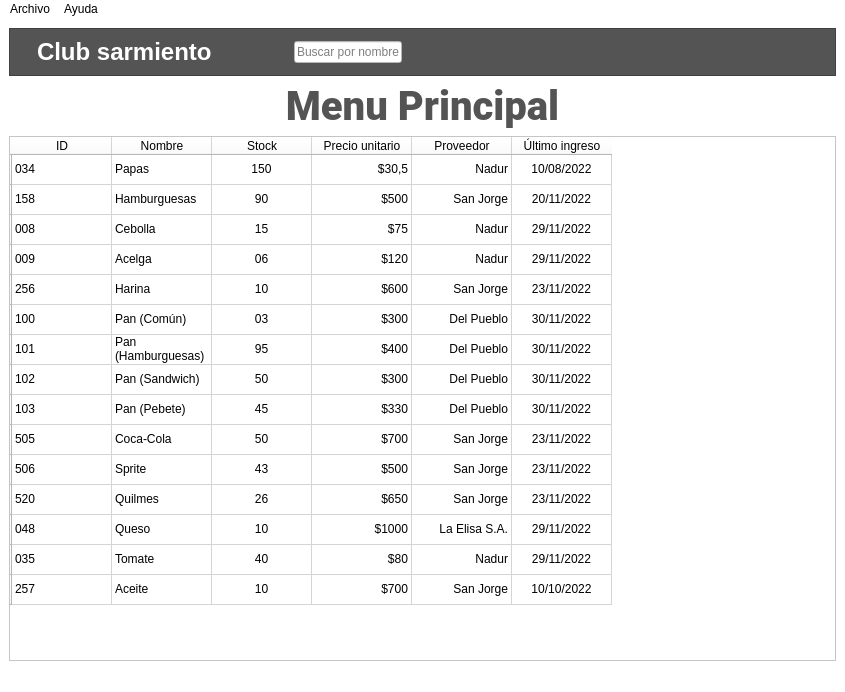
Above: windows/main.ui from HitomiD/Proyecto-Desarrollo before the change. Below: the same form after it.
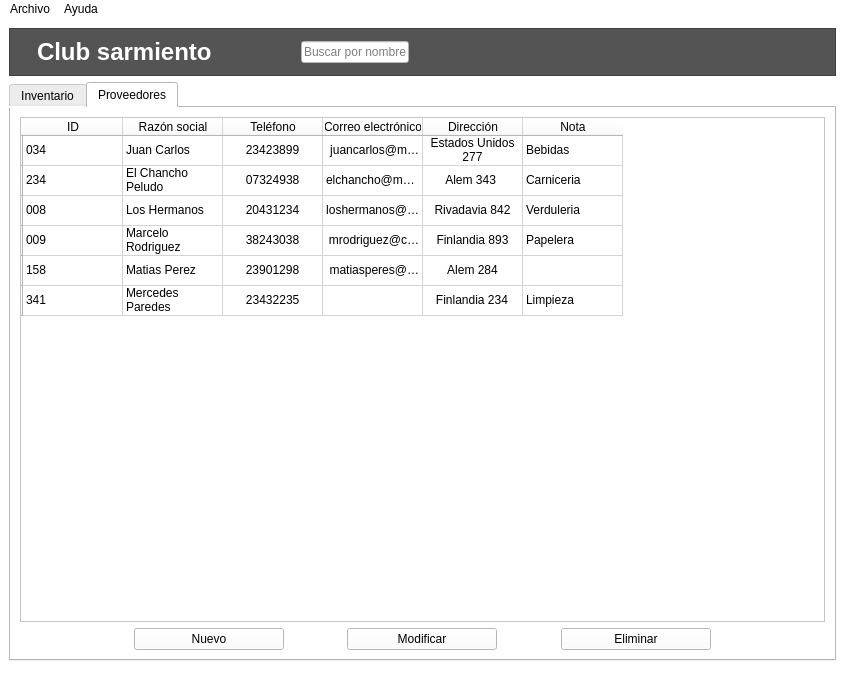
That is the form after the change. Icons and pictures are not drawn.

Commit message: Implementada pantalla principal (no funcional)

Patch:
```diff
--- a/windows/main.ui
+++ b/windows/main.ui
@@ -34,7 +34,7 @@
         </property>
         <layout class="QHBoxLayout" name="horizontalLayout_2">
          <item>
-          <widget class="QLabel" name="label_2">
+          <widget class="QLabel" name="escudoClub">
            <property name="maximumSize">
             <size>
              <width>70</width>
@@ -67,29 +67,12 @@
           </widget>
          </item>
          <item>
-          <widget class="QLabel" name="label_4">
+          <widget class="QLabel" name="tituloTab">
            <property name="text">
             <string>&lt;html&gt;&lt;head/&gt;&lt;body&gt;&lt;p&gt;&lt;span style=&quot; font-size:18pt; font-weight:700; color:#ffffff;&quot;&gt;Club sarmiento&lt;/span&gt;&lt;/p&gt;&lt;/body&gt;&lt;/html&gt;</string>
            </property>
           </widget>
          </item>
-         <item>
-          <widget class="QLabel" name="label_3">
-           <property name="font">
-            <font>
-             <pointsize>11</pointsize>
-            </font>
-           </property>
-           <property name="styleSheet">
-            <string notr="true">image: url(:/Lupa/Lupa.png);
-filter:invert(100%);
-color:white;</string>
-           </property>
-           <property name="text">
-            <string/>
-           </property>
-          </widget>
-         </item>
          <item>
           <spacer name="horizontalSpacer">
            <property name="orientation">
@@ -104,44 +87,18 @@
           </spacer>
          </item>
          <item>
-          <widget class="QLineEdit" name="lineEdit">
+          <widget class="QLineEdit" name="barraBusqueda">
            <property name="styleSheet">
             <string notr="true">background-color: rgb(255, 255, 255);</string>
            </property>
            <property name="readOnly">
-            <bool>true</bool>
+            <bool>false</bool>
            </property>
            <property name="placeholderText">
             <string>Buscar por nombre</string>
            </property>
           </widget>
          </item>
-         <item>
-          <spacer name="horizontalSpacer_2">
-           <property name="orientation">
-            <enum>Qt::Horizontal</enum>
-           </property>
-           <property name="sizeHint" stdset="0">
-            <size>
-             <width>40</width>
-             <height>20</height>
-            </size>
-           </property>
-          </spacer>
-         </item>
-         <item>
-          <spacer name="horizontalSpacer_4">
-           <property name="orientation">
-            <enum>Qt::Horizontal</enum>
-           </property>
-           <property name="sizeHint" stdset="0">
-            <size>
-             <width>40</width>
-             <height>20</height>
-            </size>
-           </property>
-          </spacer>
-         </item>
          <item>
           <spacer name="horizontalSpacer_8">
            <property name="orientation">
@@ -211,35 +168,17 @@
        </widget>
       </item>
       <item>
-       <widget class="QLabel" name="label">
-        <property name="font">
-         <font>
-          <family>Roboto</family>
-          <pointsize>30</pointsize>
-          <italic>false</italic>
-          <bold>false</bold>
-         </font>
+       <widget class="QTabWidget" name="tabWidget">
+        <property name="currentIndex">
+         <number>1</number>
         </property>
-        <property name="styleSheet">
-         <string notr="true">font: 30pt &quot;Roboto&quot;;
-color: rgb(148, 148, 148);</string>
-        </property>
-        <property name="text">
-         <string>&lt;html&gt;&lt;head/&gt;&lt;body&gt;&lt;p&gt;&lt;span style=&quot; font-weight:700; color:#545454;&quot;&gt;Menu Principal&lt;/span&gt;&lt;/p&gt;&lt;/body&gt;&lt;/html&gt;</string>
-        </property>
-        <property name="alignment">
-         <set>Qt::AlignCenter</set>
-        </property>
-        <property name="wordWrap">
-         <bool>false</bool>
-        </property>
-        <property name="margin">
-         <number>10</number>
-        </property>
-       </widget>
-      </item>
+        <widget class="QWidget" name="tabInventario">
+         <attribute name="title">
+          <string>Inventario</string>
+         </attribute>
+         <layout class="QVBoxLayout" name="verticalLayout_3">
       <item>
-       <widget class="QTableWidget" name="tableWidget">
+           <widget class="QTableWidget" name="tablaInventario">
         <property name="styleSheet">
          <string notr="true">background-color: white;
 color:black;</string>
@@ -1008,6 +947,576 @@
         </item>
        </widget>
       </item>
+          <item>
+           <layout class="QHBoxLayout" name="horizontalLayout">
+            <item>
+             <spacer name="horizontalSpacer_11">
+              <property name="orientation">
+               <enum>Qt::Horizontal</enum>
+              </property>
+              <property name="sizeHint" stdset="0">
+               <size>
+                <width>40</width>
+                <height>20</height>
+               </size>
+              </property>
+             </spacer>
+            </item>
+            <item>
+             <spacer name="horizontalSpacer_9">
+              <property name="orientation">
+               <enum>Qt::Horizontal</enum>
+              </property>
+              <property name="sizeHint" stdset="0">
+               <size>
+                <width>40</width>
+                <height>20</height>
+               </size>
+              </property>
+             </spacer>
+            </item>
+            <item>
+             <widget class="QPushButton" name="btnNuevoProducto">
+              <property name="minimumSize">
+               <size>
+                <width>150</width>
+                <height>0</height>
+               </size>
+              </property>
+              <property name="text">
+               <string>Nuevo</string>
+              </property>
+             </widget>
+            </item>
+            <item>
+             <spacer name="horizontalSpacer_2">
+              <property name="orientation">
+               <enum>Qt::Horizontal</enum>
+              </property>
+              <property name="sizeHint" stdset="0">
+               <size>
+                <width>40</width>
+                <height>20</height>
+               </size>
+              </property>
+             </spacer>
+            </item>
+            <item>
+             <widget class="QPushButton" name="btnModProducto">
+              <property name="minimumSize">
+               <size>
+                <width>150</width>
+                <height>0</height>
+               </size>
+              </property>
+              <property name="text">
+               <string>Modificar</string>
+              </property>
+             </widget>
+            </item>
+            <item>
+             <spacer name="horizontalSpacer_4">
+              <property name="orientation">
+               <enum>Qt::Horizontal</enum>
+              </property>
+              <property name="sizeHint" stdset="0">
+               <size>
+                <width>40</width>
+                <height>20</height>
+               </size>
+              </property>
+             </spacer>
+            </item>
+            <item>
+             <widget class="QPushButton" name="btnElimProducto">
+              <property name="minimumSize">
+               <size>
+                <width>150</width>
+                <height>0</height>
+               </size>
+              </property>
+              <property name="text">
+               <string>Eliminar</string>
+              </property>
+             </widget>
+            </item>
+            <item>
+             <spacer name="horizontalSpacer_10">
+              <property name="orientation">
+               <enum>Qt::Horizontal</enum>
+              </property>
+              <property name="sizeHint" stdset="0">
+               <size>
+                <width>40</width>
+                <height>20</height>
+               </size>
+              </property>
+             </spacer>
+            </item>
+            <item>
+             <spacer name="horizontalSpacer_12">
+              <property name="orientation">
+               <enum>Qt::Horizontal</enum>
+              </property>
+              <property name="sizeHint" stdset="0">
+               <size>
+                <width>40</width>
+                <height>20</height>
+               </size>
+              </property>
+             </spacer>
+            </item>
+           </layout>
+          </item>
+         </layout>
+        </widget>
+        <widget class="QWidget" name="tabProveedores">
+         <attribute name="title">
+          <string>Proveedores</string>
+         </attribute>
+         <layout class="QVBoxLayout" name="verticalLayout_4">
+          <item>
+           <widget class="QTableWidget" name="tablaProveedores">
+            <property name="styleSheet">
+             <string notr="true">background-color: white;
+color:black;</string>
+            </property>
+            <property name="autoScroll">
+             <bool>true</bool>
+            </property>
+            <attribute name="horizontalHeaderVisible">
+             <bool>true</bool>
+            </attribute>
+            <attribute name="horizontalHeaderCascadingSectionResizes">
+             <bool>false</bool>
+            </attribute>
+            <attribute name="horizontalHeaderShowSortIndicator" stdset="0">
+             <bool>false</bool>
+            </attribute>
+            <attribute name="horizontalHeaderStretchLastSection">
+             <bool>false</bool>
+            </attribute>
+            <attribute name="verticalHeaderHighlightSections">
+             <bool>true</bool>
+            </attribute>
+            <row>
+             <property name="text">
+              <string/>
+             </property>
+            </row>
+            <row>
+             <property name="text">
+              <string/>
+             </property>
+            </row>
+            <row>
+             <property name="text">
+              <string/>
+             </property>
+            </row>
+            <row>
+             <property name="text">
+              <string/>
+             </property>
+            </row>
+            <row>
+             <property name="text">
+              <string/>
+             </property>
+            </row>
+            <row>
+             <property name="text">
+              <string/>
+             </property>
+            </row>
+            <column>
+             <property name="text">
+              <string>ID</string>
+             </property>
+            </column>
+            <column>
+             <property name="text">
+              <string>Razón social</string>
+             </property>
+            </column>
+            <column>
+             <property name="text">
+              <string>Teléfono</string>
+             </property>
+            </column>
+            <column>
+             <property name="text">
+              <string>Correo electrónico</string>
+             </property>
+            </column>
+            <column>
+             <property name="text">
+              <string>Dirección</string>
+             </property>
+            </column>
+            <column>
+             <property name="text">
+              <string>Nota</string>
+             </property>
+            </column>
+            <item row="0" column="0">
+             <property name="text">
+              <string>034</string>
+             </property>
+            </item>
+            <item row="0" column="1">
+             <property name="text">
+              <string>Juan Carlos</string>
+             </property>
+            </item>
+            <item row="0" column="2">
+             <property name="text">
+              <string>23423899</string>
+             </property>
+             <property name="textAlignment">
+              <set>AlignCenter</set>
+             </property>
+            </item>
+            <item row="0" column="3">
+             <property name="text">
+              <string>juancarlos@mail.com</string>
+             </property>
+             <property name="textAlignment">
+              <set>AlignTrailing|AlignVCenter</set>
+             </property>
+            </item>
+            <item row="0" column="4">
+             <property name="text">
+              <string>Estados Unidos 277</string>
+             </property>
+             <property name="textAlignment">
+              <set>AlignCenter</set>
+             </property>
+            </item>
+            <item row="0" column="5">
+             <property name="text">
+              <string>Bebidas</string>
+             </property>
+            </item>
+            <item row="1" column="0">
+             <property name="text">
+              <string>234</string>
+             </property>
+            </item>
+            <item row="1" column="1">
+             <property name="text">
+              <string>El Chancho Peludo</string>
+             </property>
+            </item>
+            <item row="1" column="2">
+             <property name="text">
+              <string>      07324938</string>
+             </property>
+            </item>
+            <item row="1" column="3">
+             <property name="text">
+              <string>elchancho@mail.com.ar</string>
+             </property>
+            </item>
+            <item row="1" column="4">
+             <property name="text">
+              <string>      Alem 343</string>
+             </property>
+            </item>
+            <item row="1" column="5">
+             <property name="text">
+              <string>Carniceria</string>
+             </property>
+            </item>
+            <item row="2" column="0">
+             <property name="text">
+              <string>008</string>
+             </property>
+            </item>
+            <item row="2" column="1">
+             <property name="text">
+              <string>Los Hermanos</string>
+             </property>
+            </item>
+            <item row="2" column="2">
+             <property name="text">
+              <string>20431234</string>
+             </property>
+             <property name="textAlignment">
+              <set>AlignCenter</set>
+             </property>
+            </item>
+            <item row="2" column="3">
+             <property name="text">
+              <string>loshermanos@email.com</string>
+             </property>
+             <property name="textAlignment">
+              <set>AlignTrailing|AlignVCenter</set>
+             </property>
+            </item>
+            <item row="2" column="4">
+             <property name="text">
+              <string>Rivadavia 842</string>
+             </property>
+             <property name="textAlignment">
+              <set>AlignCenter</set>
+             </property>
+            </item>
+            <item row="2" column="5">
+             <property name="text">
+              <string>Verduleria</string>
+             </property>
+            </item>
+            <item row="3" column="0">
+             <property name="text">
+              <string>009</string>
+             </property>
+            </item>
+            <item row="3" column="1">
+             <property name="text">
+              <string>Marcelo Rodriguez</string>
+             </property>
+            </item>
+            <item row="3" column="2">
+             <property name="text">
+              <string>38243038</string>
+             </property>
+             <property name="textAlignment">
+              <set>AlignCenter</set>
+             </property>
+            </item>
+            <item row="3" column="3">
+             <property name="text">
+              <string>mrodriguez@correo.com.ar</string>
+             </property>
+             <property name="textAlignment">
+              <set>AlignTrailing|AlignVCenter</set>
+             </property>
+            </item>
+            <item row="3" column="4">
+             <property name="text">
+              <string>Finlandia 893</string>
+             </property>
+             <property name="textAlignment">
+              <set>AlignCenter</set>
+             </property>
+            </item>
+            <item row="3" column="5">
+             <property name="text">
+              <string>Papelera</string>
+             </property>
+            </item>
+            <item row="4" column="0">
+             <property name="text">
+              <string>158</string>
+             </property>
+            </item>
+            <item row="4" column="1">
+             <property name="text">
+              <string>Matias Perez</string>
+             </property>
+            </item>
+            <item row="4" column="2">
+             <property name="text">
+              <string>23901298</string>
+             </property>
+             <property name="textAlignment">
+              <set>AlignCenter</set>
+             </property>
+             <property name="background">
+              <brush brushstyle="NoBrush">
+               <color alpha="255">
+                <red>255</red>
+                <green>0</green>
+                <blue>0</blue>
+               </color>
+              </brush>
+             </property>
+            </item>
+            <item row="4" column="3">
+             <property name="text">
+              <string>matiasperes@mail.com.ar</string>
+             </property>
+             <property name="textAlignment">
+              <set>AlignTrailing|AlignVCenter</set>
+             </property>
+            </item>
+            <item row="4" column="4">
+             <property name="text">
+              <string>Alem 284</string>
+             </property>
+             <property name="textAlignment">
+              <set>AlignCenter</set>
+             </property>
+            </item>
+            <item row="4" column="5">
+             <property name="text">
+              <string/>
+             </property>
+            </item>
+            <item row="5" column="0">
+             <property name="text">
+              <string>341</string>
+             </property>
+            </item>
+            <item row="5" column="1">
+             <property name="text">
+              <string>Mercedes Paredes</string>
+             </property>
+            </item>
+            <item row="5" column="2">
+             <property name="text">
+              <string>      23432235</string>
+             </property>
+            </item>
+            <item row="5" column="3">
+             <property name="text">
+              <string/>
+             </property>
+            </item>
+            <item row="5" column="4">
+             <property name="text">
+              <string>   Finlandia 234</string>
+             </property>
+            </item>
+            <item row="5" column="5">
+             <property name="text">
+              <string>Limpieza</string>
+             </property>
+            </item>
+           </widget>
+          </item>
+          <item>
+           <layout class="QHBoxLayout" name="horizontalLayout_3">
+            <item>
+             <spacer name="horizontalSpacer_13">
+              <property name="orientation">
+               <enum>Qt::Horizontal</enum>
+              </property>
+              <property name="sizeHint" stdset="0">
+               <size>
+                <width>40</width>
+                <height>20</height>
+               </size>
+              </property>
+             </spacer>
+            </item>
+            <item>
+             <spacer name="horizontalSpacer_17">
+              <property name="orientation">
+               <enum>Qt::Horizontal</enum>
+              </property>
+              <property name="sizeHint" stdset="0">
+               <size>
+                <width>40</width>
+                <height>20</height>
+               </size>
+              </property>
+             </spacer>
+            </item>
+            <item>
+             <widget class="QPushButton" name="btnNuevoProveedor">
+              <property name="sizePolicy">
+               <sizepolicy hsizetype="Minimum" vsizetype="Fixed">
+                <horstretch>0</horstretch>
+                <verstretch>0</verstretch>
+               </sizepolicy>
+              </property>
+              <property name="minimumSize">
+               <size>
+                <width>150</width>
+                <height>0</height>
+               </size>
+              </property>
+              <property name="text">
+               <string>Nuevo</string>
+              </property>
+             </widget>
+            </item>
+            <item>
+             <spacer name="horizontalSpacer_14">
+              <property name="orientation">
+               <enum>Qt::Horizontal</enum>
+              </property>
+              <property name="sizeHint" stdset="0">
+               <size>
+                <width>40</width>
+                <height>20</height>
+               </size>
+              </property>
+             </spacer>
+            </item>
+            <item>
+             <widget class="QPushButton" name="pushButton_3">
+              <property name="minimumSize">
+               <size>
+                <width>150</width>
+                <height>0</height>
+               </size>
+              </property>
+              <property name="text">
+               <string>Modificar</string>
+              </property>
+             </widget>
+            </item>
+            <item>
+             <spacer name="horizontalSpacer_15">
+              <property name="orientation">
+               <enum>Qt::Horizontal</enum>
+              </property>
+              <property name="sizeHint" stdset="0">
+               <size>
+                <width>40</width>
+                <height>20</height>
+               </size>
+              </property>
+             </spacer>
+            </item>
+            <item>
+             <widget class="QPushButton" name="pushButton">
+              <property name="minimumSize">
+               <size>
+                <width>150</width>
+                <height>0</height>
+               </size>
+              </property>
+              <property name="text">
+               <string>Eliminar</string>
+              </property>
+             </widget>
+            </item>
+            <item>
+             <spacer name="horizontalSpacer_18">
+              <property name="orientation">
+               <enum>Qt::Horizontal</enum>
+              </property>
+              <property name="sizeHint" stdset="0">
+               <size>
+                <width>40</width>
+                <height>20</height>
+               </size>
+              </property>
+             </spacer>
+            </item>
+            <item>
+             <spacer name="horizontalSpacer_16">
+              <property name="orientation">
+               <enum>Qt::Horizontal</enum>
+              </property>
+              <property name="sizeHint" stdset="0">
+               <size>
+                <width>40</width>
+                <height>20</height>
+               </size>
+              </property>
+             </spacer>
+            </item>
+           </layout>
+          </item>
+         </layout>
+        </widget>
+       </widget>
+      </item>
      </layout>
     </item>
    </layout>
@@ -1026,15 +1535,27 @@
     <property name="title">
      <string>Archivo</string>
     </property>
+    <addaction name="actionExportar_como_PDF"/>
    </widget>
    <widget class="QMenu" name="menuAyuda">
     <property name="title">
      <string>Ayuda</string>
     </property>
+    <addaction name="actionAcerca_de"/>
    </widget>
    <addaction name="menuArchivo"/>
    <addaction name="menuAyuda"/>
   </widget>
+  <action name="actionAcerca_de">
+   <property name="text">
+    <string>Acerca de</string>
+   </property>
+  </action>
+  <action name="actionExportar_como_PDF">
+   <property name="text">
+    <string>Exportar como PDF</string>
+   </property>
+  </action>
  </widget>
  <resources>
   <include location="Recursos.qrc"/>
```
Lines whose indentation alone changed are shown as unchanged. The commit also changes 8 other files.
